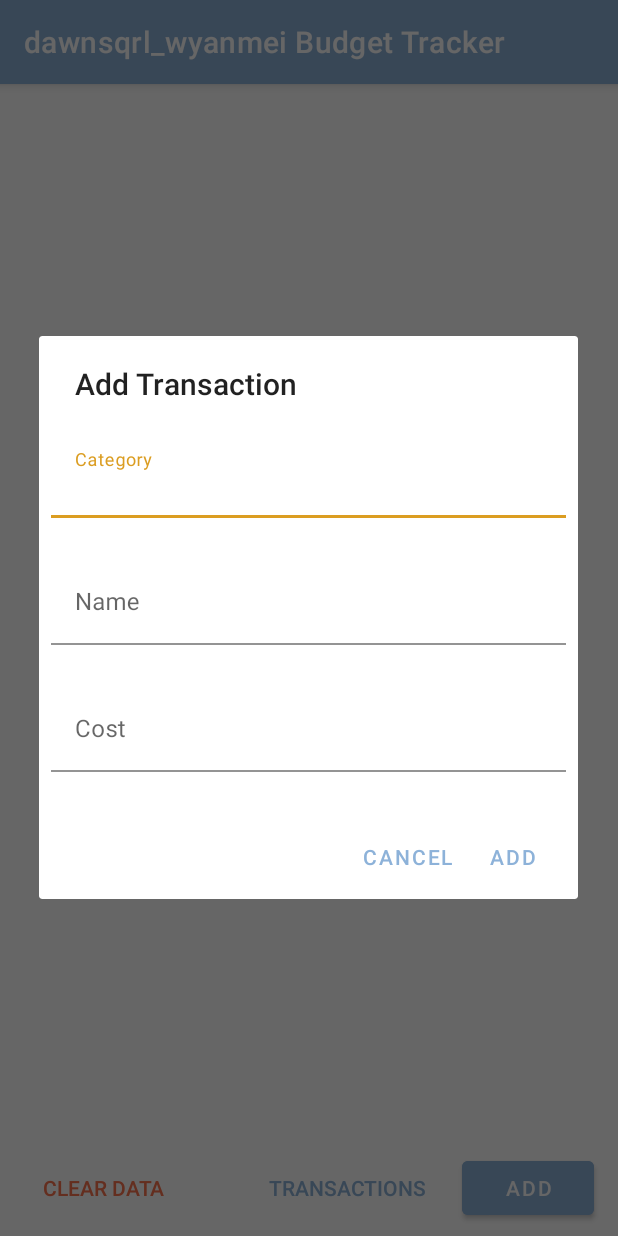
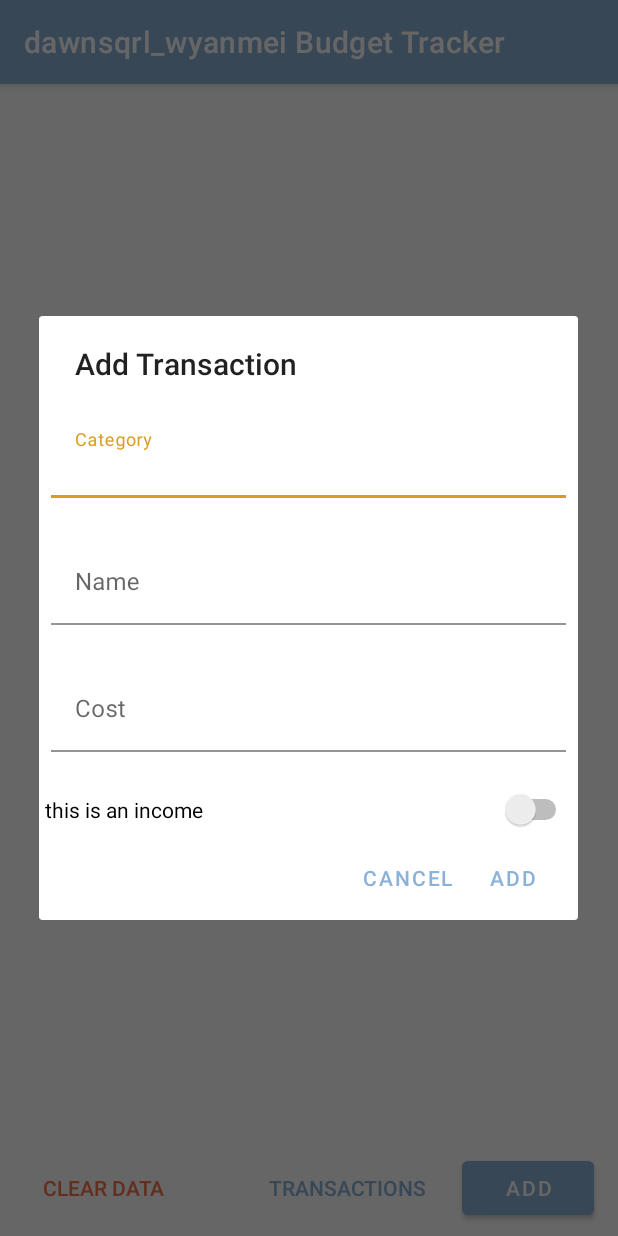
Before and after one commit to Yanmeeei/EECS285project4, an Android app: the screen it shows after launch (CategoryListActivity), after a tap on "ADD", on a phone screen of 412 x 824 dp. Run offline under Robolectric (Android 15) with nearby library versions, the light colour scheme and no system bars.

Commit message:
add some new functions

```diff
--- a/app/src/main/java/eecs285/proj4/dawnsqrl_wyanmei/budgettracker/AddTransactionDialogFragment.java
+++ b/app/src/main/java/eecs285/proj4/dawnsqrl_wyanmei/budgettracker/AddTransactionDialogFragment.java
@@ -11,9 +11,12 @@ import android.view.View;
 import android.view.ViewGroup;
 import android.view.WindowManager;
 import android.widget.Button;
+import android.widget.CompoundButton;
 import android.widget.EditText;
+import android.widget.Switch;
 
 import androidx.annotation.NonNull;
+import androidx.appcompat.widget.SwitchCompat;
 import androidx.fragment.app.DialogFragment;
 
 import com.google.android.material.textfield.TextInputLayout;
@@ -24,7 +27,7 @@ public class AddTransactionDialogFragment extends DialogFragment {
 
     interface AddTransactionDialogListener {
         void onDialogPositiveClick_AddTransaction(DialogFragment dialog, String title, String category,
-                                                  String amount);
+                                                  String amount, boolean isIncome);
     }
 
     @Override
@@ -40,7 +43,6 @@ public class AddTransactionDialogFragment extends DialogFragment {
         LayoutInflater inflater = LayoutInflater.from(getActivity());
         builder.setTitle(R.string.title_dialog_add);
         View view = inflater.inflate(R.layout.dialog_add_transaction, null);
-
 
         builder.setView(view).setPositiveButton(R.string.button_add,
                 (dialogInterface, id) -> {
@@ -63,6 +65,7 @@ public class AddTransactionDialogFragment extends DialogFragment {
         EditText titleText = view.findViewById(R.id.nameInput);
         EditText categoryText = view.findViewById(R.id.categoryInput);
         EditText costText = view.findViewById(R.id.costInput);
+        Switch isIncome = view.findViewById(R.id.incomeSwitch);
 
         if (!validate(view)) {
             return;
@@ -71,7 +74,8 @@ public class AddTransactionDialogFragment extends DialogFragment {
         listener.onDialogPositiveClick_AddTransaction(this,
                 titleText.getText().toString().trim(),
                 categoryText.getText().toString().trim(),
-                costText.getText().toString().trim());
+                costText.getText().toString().trim(),
+                isIncome.isChecked());
     }
 
     boolean validate(View view) {
--- a/app/src/main/res/layout/dialog_add_transaction.xml
+++ b/app/src/main/res/layout/dialog_add_transaction.xml
@@ -81,4 +81,10 @@
             android:inputType="number"
             android:textColor="?android:textColorPrimary" />
     </com.google.android.material.textfield.TextInputLayout>
+
+    <Switch
+        android:id="@+id/incomeSwitch"
+        android:layout_width="match_parent"
+        android:layout_height="wrap_content"
+        android:text="@string/button_income" />
 </LinearLayout>
--- a/app/src/main/res/values/strings.xml
+++ b/app/src/main/res/values/strings.xml
@@ -3,6 +3,7 @@
     <string name="title_activity_transaction_list">All Transactions</string>
     <string name="title_dialog_add">Add Transaction</string>
     <string name="button_clear">Clear Data</string>
+    <string name="button_income">this is an income</string>
     <string name="button_transaction">Transactions</string>
     <string name="button_add">Add</string>
     <string name="button_cancel">Cancel</string>
```
Also changed, not shown: app/src/main/java/eecs285/proj4/dawnsqrl_wyanmei/budgettracker/CategoryListActivity.java (+6 -1 lines).
